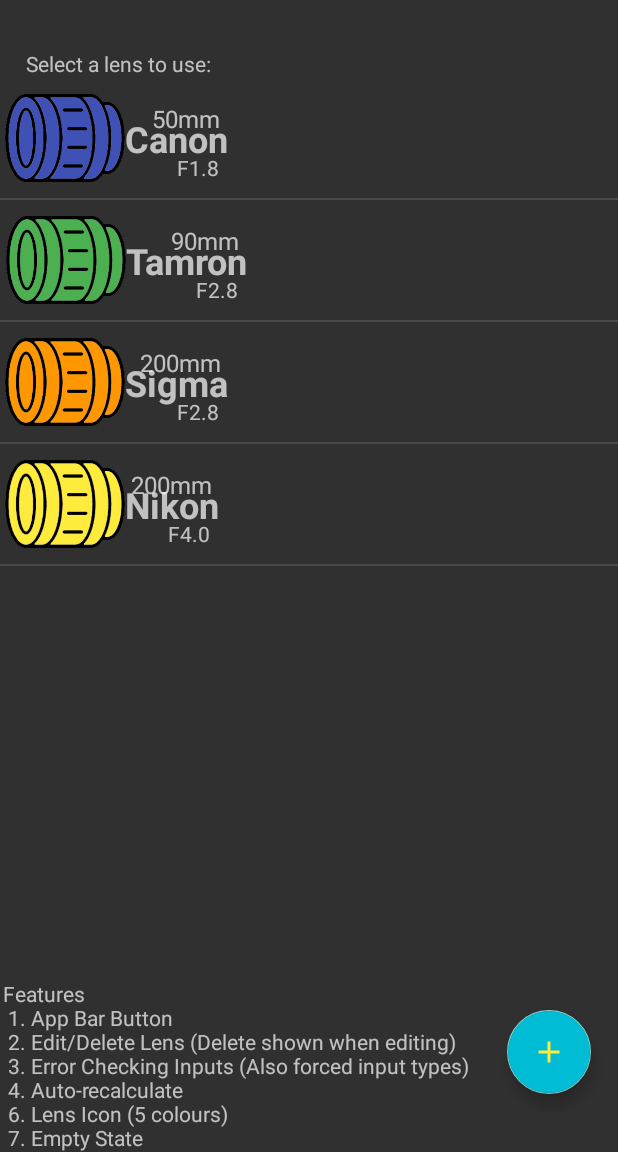
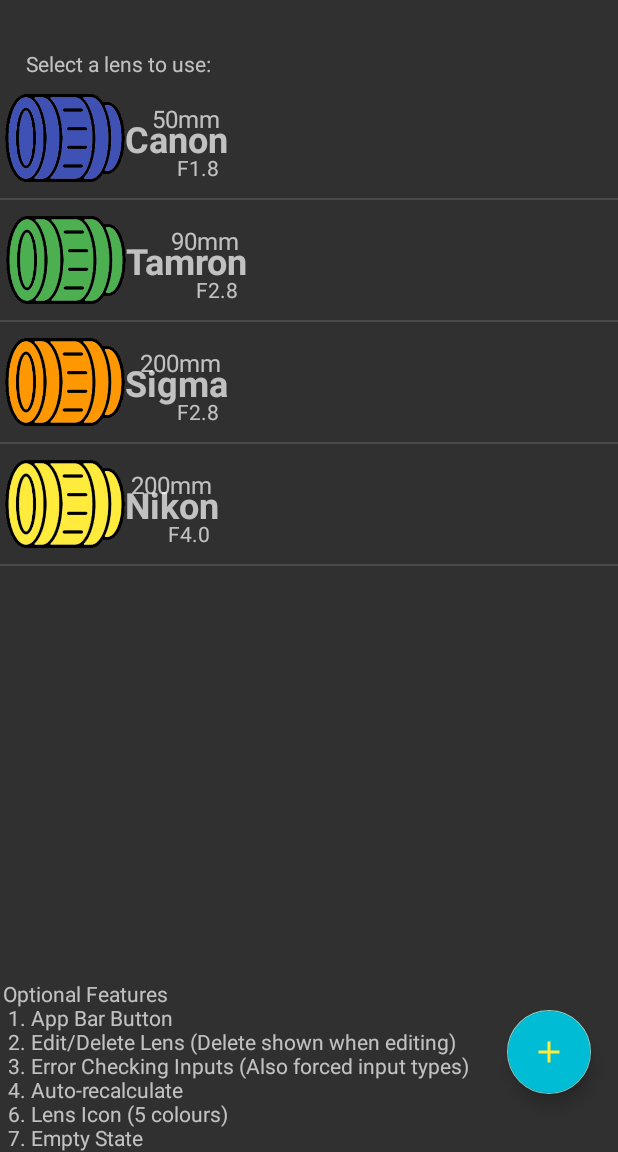
Before and after one commit to Tooo/Depth-of-Field-Calculator-Android, an Android app: the screen it shows after launch (MainActivity), on a phone screen of 412 x 824 dp, the part 84-1236 px from its top. Run offline under Robolectric (Android 15) with nearby library versions, the phone set to English and light mode, and no system bars.

Commit message:
Simple Fixes from Office Hour
Validate maxAperture, delete button showing, Features -> Optional Features

```diff
--- a/app/src/main/java/com/cmpt276a2/activities/AddLens.java
+++ b/app/src/main/java/com/cmpt276a2/activities/AddLens.java
@@ -35,8 +35,8 @@ public class AddLens extends AppCompatActivity {
         setupBackButton();
         setupIconSelector();
         setupSaveButton();
+        loadLen();
         setupDeleteButton();
-        loadLen();
     }
 
     private void setupBackButton() {
--- a/app/src/main/java/com/cmpt276a2/activities/CalculateDOF.java
+++ b/app/src/main/java/com/cmpt276a2/activities/CalculateDOF.java
@@ -150,10 +150,14 @@ public class CalculateDOF extends AppCompatActivity {
             }
         }
 
+        // Check aperture < Max Aperture
+        Lens len = myLens.get(indexLen);
+        double maxAperture = len.getMaxAperture();
+
         for (int i = 0; i<values.length; i++) {
             try {
                 number = Double.parseDouble(values[i]);
-                Boolean[] isValidNumber = {number <= 0, number <= 0, number < 1.4};
+                Boolean[] isValidNumber = {number <= 0, number <= 0, number < 1.4 || number < maxAperture};
                 if (isValidNumber[i]) {
                     return getResources().getString(invalidMessages[i]);
                 }
--- a/app/src/main/res/values/strings.xml
+++ b/app/src/main/res/values/strings.xml
@@ -8,7 +8,7 @@
         1. Press the add button on the bottom right.\n
         2. Fill in the make, focal length, and max aperture.\n
         3. Once completed, press the save button on the top right.</string>
-    <string name="features">Features\n
+    <string name="features">Optional Features\n
         1. App Bar Button\n
         2. Edit/Delete Lens (Delete shown when editing)\n
         3. Error Checking Inputs (Also forced input types)\n
```
